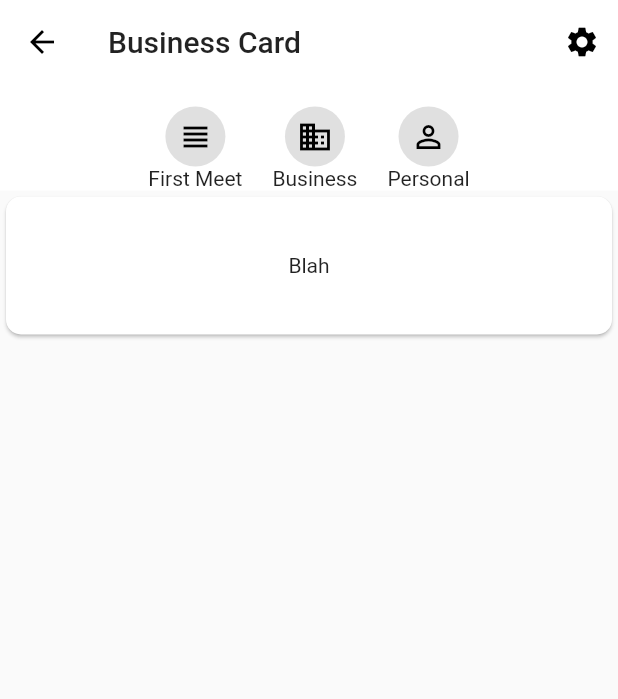
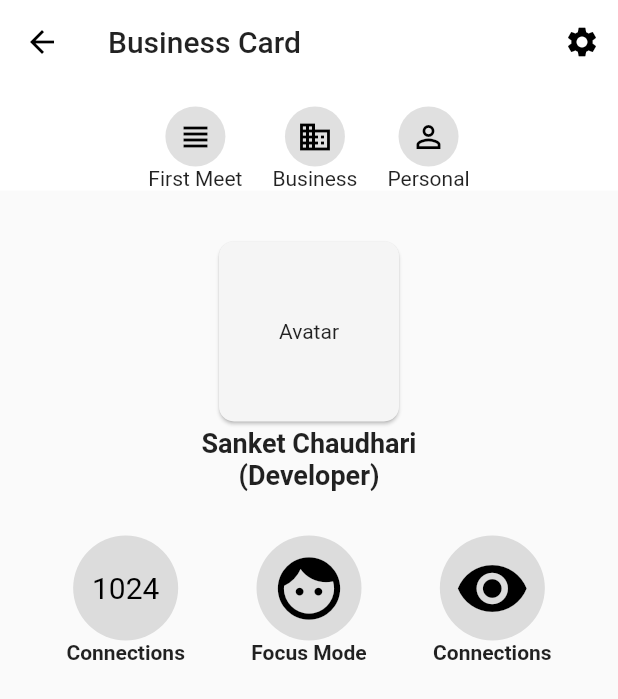
Before and after one commit to sanukumar97/bcard, a Flutter app: the ProfilePage screen opened directly, on a phone screen of 412 x 824 dp. Shown: the top 699 px of the screen. Run offline on Flutter 3.47's test engine with Material 2 defaults, Android fonts, the phone set to English and light mode, and no system bars; our stand-ins replace cloud_firestore, firebase_auth, font_awesome_flutter; accounts and stored records are empty.

Commit message:
updated myprofile.dart

```diff
--- a/lib/ui/myprofile.dart
+++ b/lib/ui/myprofile.dart
@@ -11,7 +11,15 @@ class _MyProfileState extends State<MyProfile> {
     return ListView(
       children: <Widget>[
         ProfileMode(),
+        SizedBox(
+          height: 30
+        ),
         ProfilePicture(),
+        ProfileInfo(),
+        SizedBox(
+          height: 30
+        ),
+        ProfileStats()
       ],
     );
   }
@@ -82,21 +90,117 @@ class ProfileMode extends StatelessWidget {
 class ProfilePicture extends StatelessWidget {
   @override
   Widget build(BuildContext context) {
-    return SizedBox(
-      height: 100,
-      width: 100,
-      child: Card(
+    return Row(
+      mainAxisAlignment: MainAxisAlignment.center,
+      children: <Widget>[
+        Card(
+          color: Colors.grey[100],
           shape: RoundedRectangleBorder(
             borderRadius: BorderRadius.circular(10.0)
           ),
           child: SizedBox(
-          width: 100,
-          height: 100,
+            width: 120,
+            height: 120,
             child: Center(
-            child: Text("Blah")
+              child: Text("Avatar")
             ),
           ),
         ),
+      ]
     );
   }
 }
+
+class ProfileInfo extends StatelessWidget {
+  @override
+  Widget build(BuildContext context) {
+    return Column(
+      children: <Widget>[
+        Text(
+          "Sanket Chaudhari",
+          style: TextStyle(
+            fontSize: 18.0,
+            fontWeight: FontWeight.bold
+          )
+        ),
+        Text(
+          "(Developer)",
+          style: TextStyle(
+            fontSize: 18.0,
+            fontWeight: FontWeight.bold
+          )
+        )
+      ],
+    );
+  }
+}
+
+class ProfileStats extends StatelessWidget {
+  @override
+  Widget build(BuildContext context) {
+    return Row(
+      mainAxisAlignment: MainAxisAlignment.spaceEvenly,
+      children: <Widget>[
+        Column(
+          children: <Widget>[
+            CircleAvatar(
+              backgroundColor: Colors.black12,
+              radius: 35.0,
+              child: Text(
+                "1024",
+                style: TextStyle(
+                  fontSize: 20.0,
+                  color: Colors.black
+                )
+              )
+            ),
+            Text(
+              "Connections",
+              style: TextStyle(
+                fontWeight: FontWeight.bold
+              )
+            )
+          ],
+        ),
+        Column(
+          children: <Widget>[
+            CircleAvatar(
+              backgroundColor: Colors.black12,
+              radius: 35.0,
+              child: Icon(
+                Icons.face,
+                color: Colors.black,
+                size: 50.0
+              )
+            ),
+            Text(
+              "Focus Mode",
+              style: TextStyle(
+                fontWeight: FontWeight.bold
+              )
+            )
+          ],
+        ),
+        Column(
+          children: <Widget>[
+            CircleAvatar(
+              backgroundColor: Colors.black12,
+              radius: 35.0,
+              child: Icon(
+                Icons.remove_red_eye,
+                color: Colors.black,
+                size: 50.0
+              )
+            ),
+            Text(
+              "Connections",
+              style: TextStyle(
+                fontWeight: FontWeight.bold
+              )
+            )
+          ],
+        )
+      ],
+    );
+  }
+}
```
Lines whose indentation alone changed are shown as unchanged.
